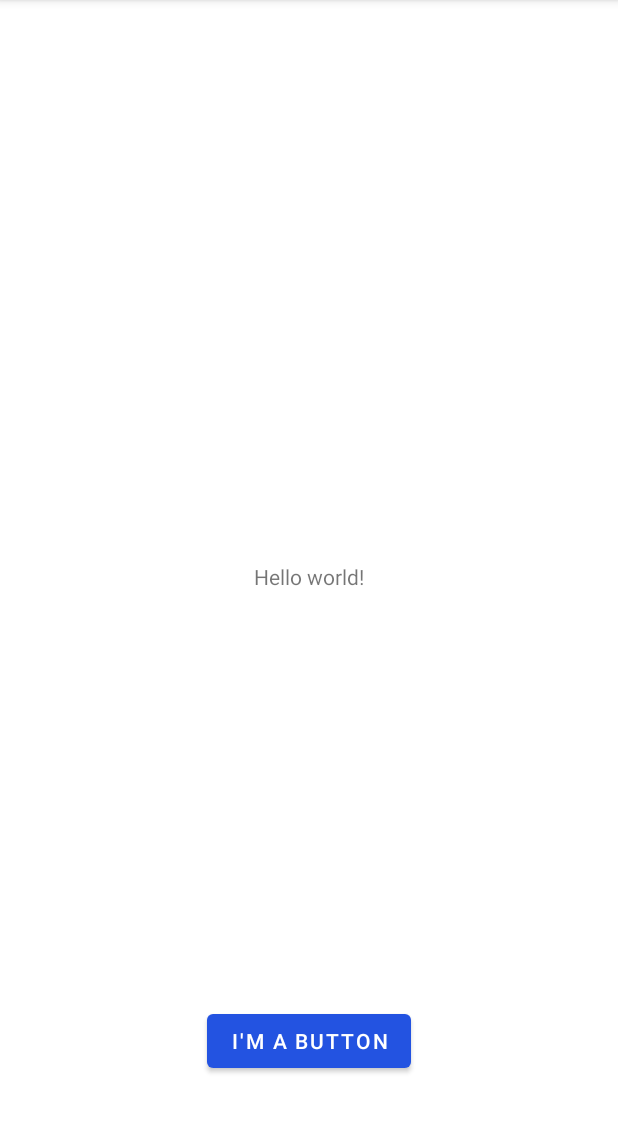
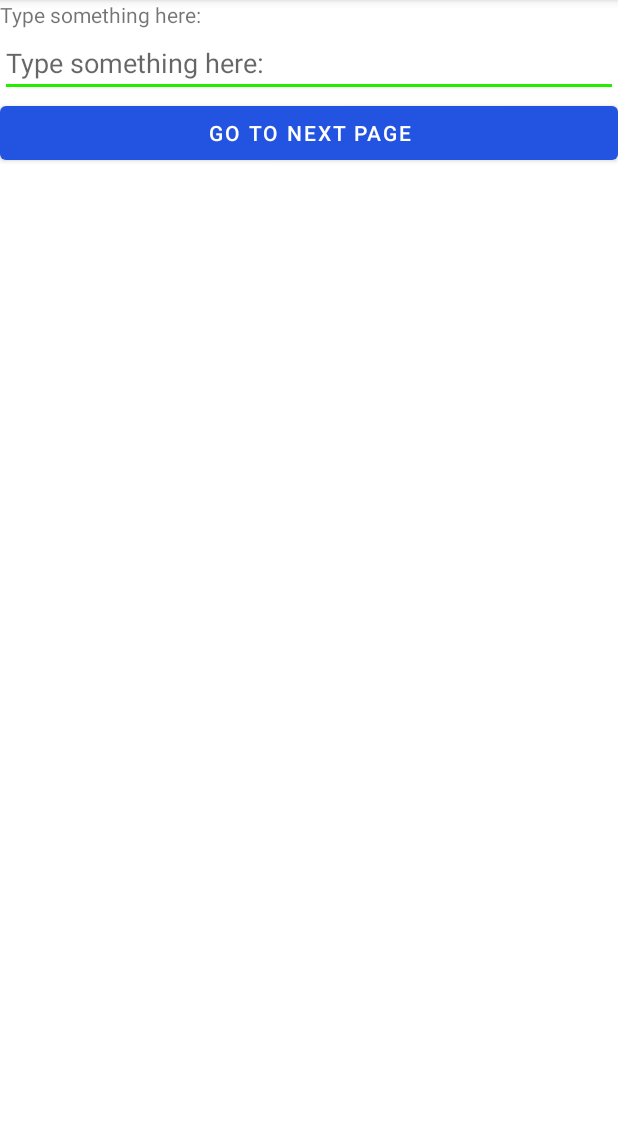
Before and after one commit to etorunski/InClassExamples_S21, an Android app: the screen it shows after launch (MainActivity), on a phone screen of 412 x 824 dp, the part 84-1217 px from its top. Run offline under Robolectric (Android 15) with nearby library versions, the phone set to English and light mode, and no system bars.

Commit message:
Finished examples for Week 4

```diff
--- a/app/src/main/AndroidManifest.xml
+++ b/app/src/main/AndroidManifest.xml
@@ -1,6 +1,8 @@
 <?xml version="1.0" encoding="utf-8"?>
 <manifest xmlns:android="http://schemas.android.com/apk/res/android"
     package="algonquin.cst2335.inclassexamples_s21">
+
+    <uses-permission android:name="android.permission.CALL_PHONE"/>
 
     <application
         android:allowBackup="true"
@@ -8,6 +10,7 @@
         android:label="@string/app_name"
         android:supportsRtl="true"
         android:theme="@style/Theme.InClassExamples_S21">
+        <activity android:name=".SecondActivity"></activity>
         <activity android:name=".MainActivity">
             <intent-filter>
                 <action android:name="android.intent.action.MAIN" />
--- a/app/src/main/java/algonquin/cst2335/inclassexamples_s21/MainActivity.java
+++ b/app/src/main/java/algonquin/cst2335/inclassexamples_s21/MainActivity.java
@@ -1,8 +1,15 @@
 package algonquin.cst2335.inclassexamples_s21;
 
+import androidx.annotation.Nullable;
 import androidx.appcompat.app.AppCompatActivity;
 
+import android.content.Intent;
+import android.graphics.Bitmap;
 import android.os.Bundle;
+import android.util.Log;
+import android.widget.Button;
+import android.widget.EditText;
+import android.widget.ImageView;
 
 public class MainActivity extends AppCompatActivity {
 
@@ -10,5 +17,17 @@ public class MainActivity extends AppCompatActivity {
     protected void onCreate(Bundle savedInstanceState) {
         super.onCreate(savedInstanceState);
         setContentView(R.layout.activity_main);
+
+        Button loginBtn = findViewById(R.id.nextPageButton);
+        Log.w("MainActivity", "In onCreate() - Loading Widgets" );
+
+        loginBtn.setOnClickListener( clk -> {
+            EditText et = findViewById(R.id.inputEditText);
+            Intent nextPage = new Intent(MainActivity.this, SecondActivity.class);
+
+            nextPage.putExtra("SomeInfo", et.getText().toString());
+            startActivity( nextPage );
+        });
     }
+
 }
--- a/app/src/main/res/layout/activity_main.xml
+++ b/app/src/main/res/layout/activity_main.xml
@@ -1,28 +1,29 @@
 <?xml version="1.0" encoding="utf-8"?>
-<androidx.constraintlayout.widget.ConstraintLayout xmlns:android="http://schemas.android.com/apk/res/android"
+<LinearLayout xmlns:android="http://schemas.android.com/apk/res/android"
     xmlns:app="http://schemas.android.com/apk/res-auto"
     xmlns:tools="http://schemas.android.com/tools"
     android:layout_width="match_parent"
     android:layout_height="match_parent"
+    android:orientation="vertical"
     tools:context=".MainActivity">
 
     <TextView
-        android:layout_width="wrap_content"
+        android:layout_width="match_parent"
         android:layout_height="wrap_content"
-        android:text="@string/hello_message"
-        app:layout_constraintBottom_toBottomOf="parent"
-        app:layout_constraintLeft_toLeftOf="parent"
-        app:layout_constraintRight_toRightOf="parent"
-        app:layout_constraintTop_toTopOf="parent" />
+        android:text="Type something here:"
+        />
+
+    <EditText
+        android:layout_width="match_parent"
+        android:layout_height="wrap_content"
+
+        android:id="@+id/inputEditText"
+        android:hint="Type something here:"
+        android:inputType="textEmailAddress"/>
 
     <Button
-        android:layout_width="wrap_content"
+        android:layout_width="match_parent"
         android:layout_height="wrap_content"
-        android:layout_marginBottom="50dp"
-        android:text="@string/button_message"
-        app:layout_constraintBottom_toBottomOf="parent"
-        app:layout_constraintEnd_toEndOf="parent"
-        app:layout_constraintHorizontal_bias="0.5"
-        app:layout_constraintStart_toStartOf="parent" />
-
-</androidx.constraintlayout.widget.ConstraintLayout>
+        android:text="Go to next page"
+        android:id="@+id/nextPageButton"/>
+</LinearLayout>
```
Also changed, not shown: app/src/main/java/algonquin/cst2335/inclassexamples_s21/SecondActivity.java (added, +21 -0 lines), app/src/main/res/layout/activity_second.xml (added, +59 -0 lines).
